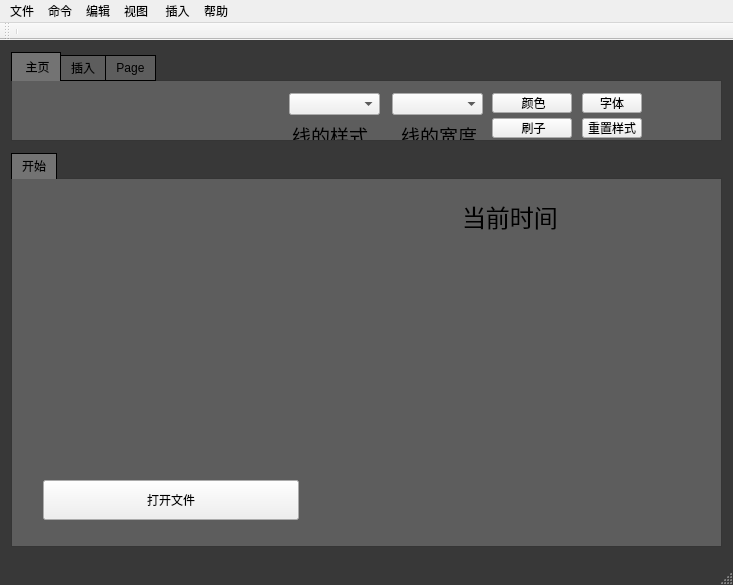
First picture: the form in mainwindow.ui, repository charon-cheung/QSketch, before the edit.
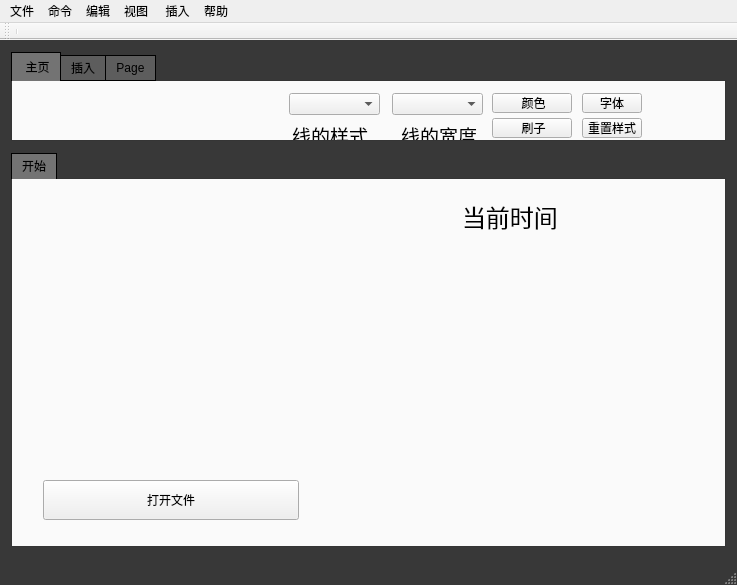
Second picture: the form after the edit. Icons and pictures are not drawn. Custom widgets are drawn as their Qt base class.

What changed in the file:
```diff
--- a/mainwindow.ui
+++ b/mainwindow.ui
@@ -6,8 +6,8 @@
    <rect>
     <x>0</x>
     <y>0</y>
-    <width>733</width>
-    <height>578</height>
+    <width>737</width>
+    <height>583</height>
    </rect>
   </property>
   <property name="windowTitle">
@@ -33,7 +33,7 @@
 border-bottom: 1px solid rgb(53,53,53);
 border-right: 1px solid rgb(53,53,53);
 
-background-color: rgb(93,93,93);
+background-color: rgb(250,250,250);
 left:    0px;
 right:   0px;
 bottom:  5px;
@@ -160,7 +160,7 @@
            <rect>
             <x>9</x>
             <y>21</y>
-            <width>36</width>
+            <width>60</width>
             <height>32</height>
            </rect>
           </property>
@@ -189,7 +189,7 @@
            <rect>
             <x>61</x>
             <y>21</y>
-            <width>36</width>
+            <width>60</width>
             <height>32</height>
            </rect>
           </property>
@@ -218,7 +218,7 @@
            <rect>
             <x>113</x>
             <y>21</y>
-            <width>46</width>
+            <width>60</width>
             <height>32</height>
            </rect>
           </property>
@@ -244,7 +244,7 @@
            <rect>
             <x>165</x>
             <y>21</y>
-            <width>42</width>
+            <width>60</width>
             <height>32</height>
            </rect>
           </property>
@@ -270,7 +270,7 @@
            <rect>
             <x>217</x>
             <y>13</y>
-            <width>41</width>
+            <width>60</width>
             <height>41</height>
            </rect>
           </property>
@@ -508,7 +508,7 @@
             <widget class="QPushButton" name="startBtn">
              <property name="minimumSize">
               <size>
-               <width>250</width>
+               <width>60</width>
                <height>200</height>
               </size>
              </property>
@@ -534,7 +534,7 @@
             <widget class="QPushButton" name="openBtn">
              <property name="minimumSize">
               <size>
-               <width>0</width>
+               <width>60</width>
                <height>40</height>
               </size>
              </property>
@@ -560,7 +560,7 @@
     <rect>
      <x>0</x>
      <y>0</y>
-     <width>733</width>
+     <width>737</width>
      <height>23</height>
     </rect>
    </property>
```
Left out of the diff: 11 changed lines with no effect on the pictures.
